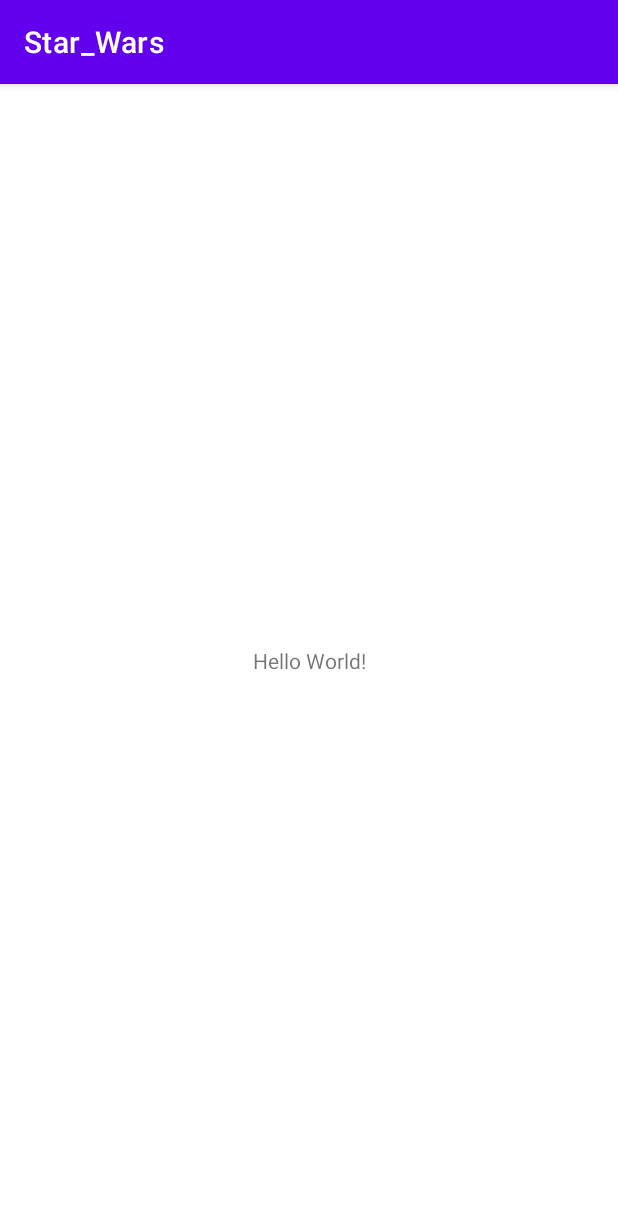
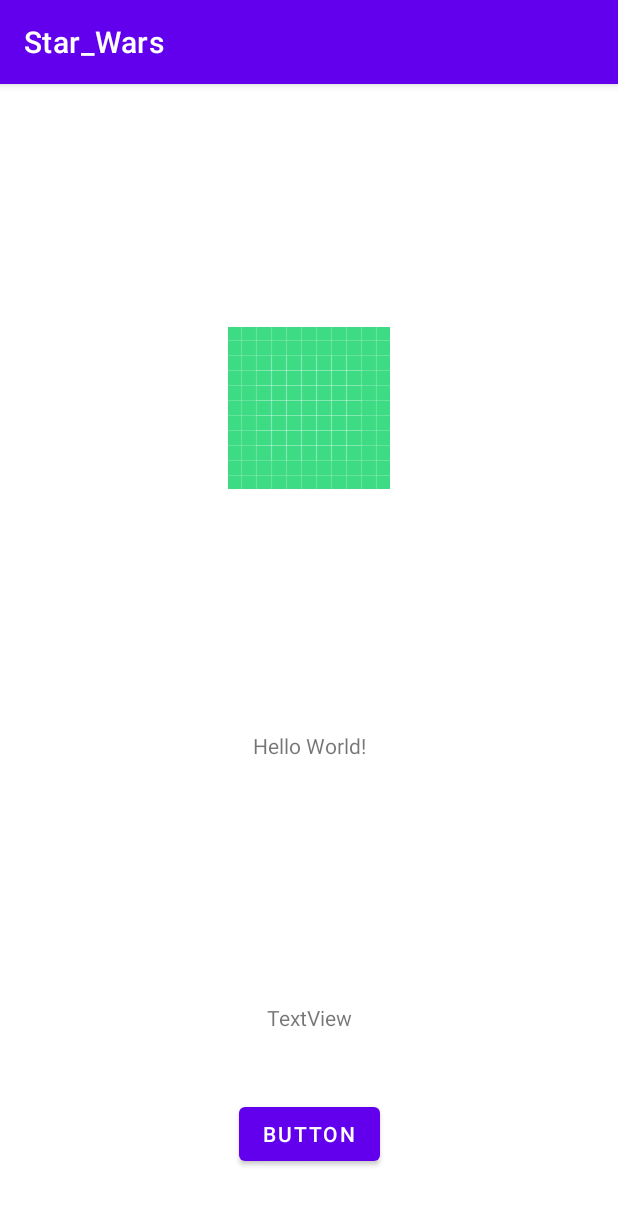
Before and after one commit to gabrielaliera/Marvel_Character_Generator, an Android app: the screen it shows after launch (MainActivity), on a phone screen of 412 x 824 dp. Shown: the top 1205 px of the screen. Run offline under Robolectric (Android 15) with nearby library versions, the phone set to English and light mode, and no system bars.

Commit message:
Create app view layout

```diff
--- a/app/src/main/res/layout/activity_main.xml
+++ b/app/src/main/res/layout/activity_main.xml
@@ -6,13 +6,51 @@
     android:layout_height="match_parent"
     tools:context=".MainActivity">
 
+
+    <ImageView
+        android:id="@+id/imageAPI"
+        android:layout_width="wrap_content"
+        android:layout_height="wrap_content"
+        android:layout_marginTop="25dp"
+        android:scaleType="center"
+        app:layout_constraintBottom_toTopOf="@+id/name"
+        app:layout_constraintEnd_toEndOf="parent"
+        app:layout_constraintStart_toStartOf="parent"
+        app:layout_constraintTop_toTopOf="parent"
+        android:src="@drawable/ic_launcher_background"/>
+
     <TextView
+        android:id="@+id/name"
         android:layout_width="wrap_content"
         android:layout_height="wrap_content"
         android:text="Hello World!"
-        app:layout_constraintBottom_toBottomOf="parent"
+        android:layout_marginTop="25dp"
         app:layout_constraintEnd_toEndOf="parent"
         app:layout_constraintStart_toStartOf="parent"
-        app:layout_constraintTop_toTopOf="parent" />
+        app:layout_constraintTop_toBottomOf="@id/imageAPI"
+        app:layout_constraintBottom_toTopOf="@id/description"
+        app:layout_constraintVertical_bias="0.37" />
+
+    <TextView
+        android:id="@+id/description"
+        android:layout_width="wrap_content"
+        android:layout_height="wrap_content"
+        android:text="TextView"
+        android:layout_marginTop="25dp"
+        app:layout_constraintStart_toStartOf="@id/name"
+        app:layout_constraintEnd_toEndOf="@id/name"
+        app:layout_constraintTop_toBottomOf="@id/name"
+        app:layout_constraintBottom_toBottomOf="parent"/>
+
+    <Button
+        android:id="@+id/button"
+        android:layout_width="wrap_content"
+        android:layout_height="wrap_content"
+        android:text="Button"
+        app:layout_constraintStart_toStartOf="parent"
+        app:layout_constraintEnd_toEndOf="parent"
+        app:layout_constraintTop_toBottomOf="@id/description"
+        app:layout_constraintBottom_toBottomOf="parent" />
+
 
 </androidx.constraintlayout.widget.ConstraintLayout>
```
